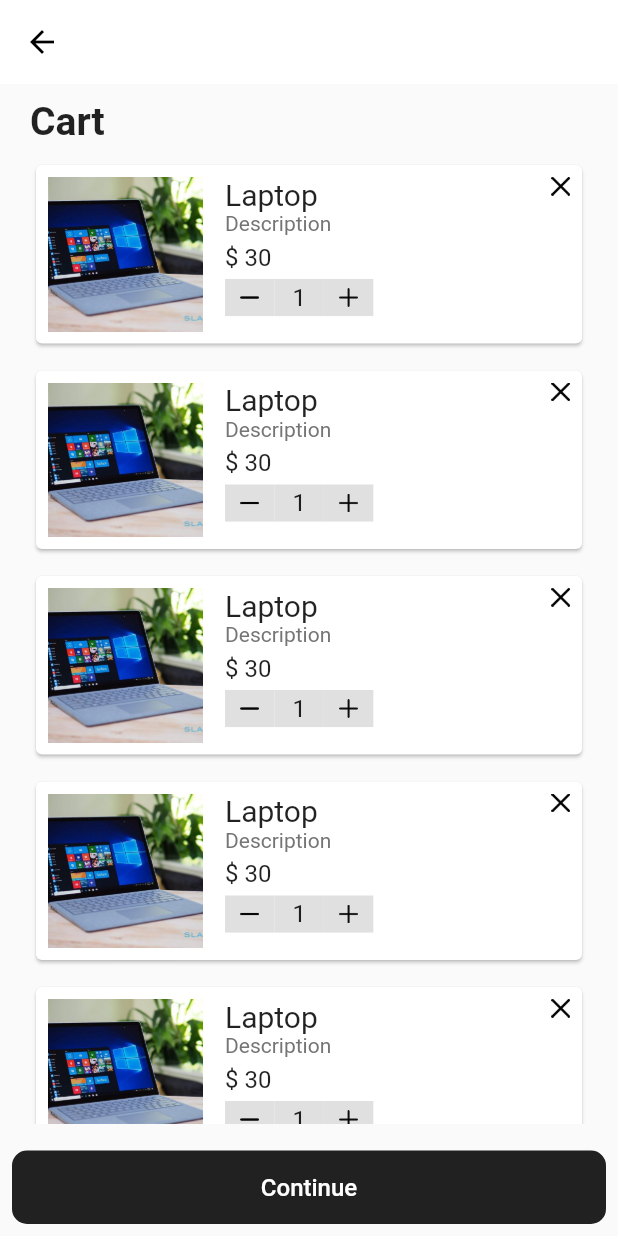
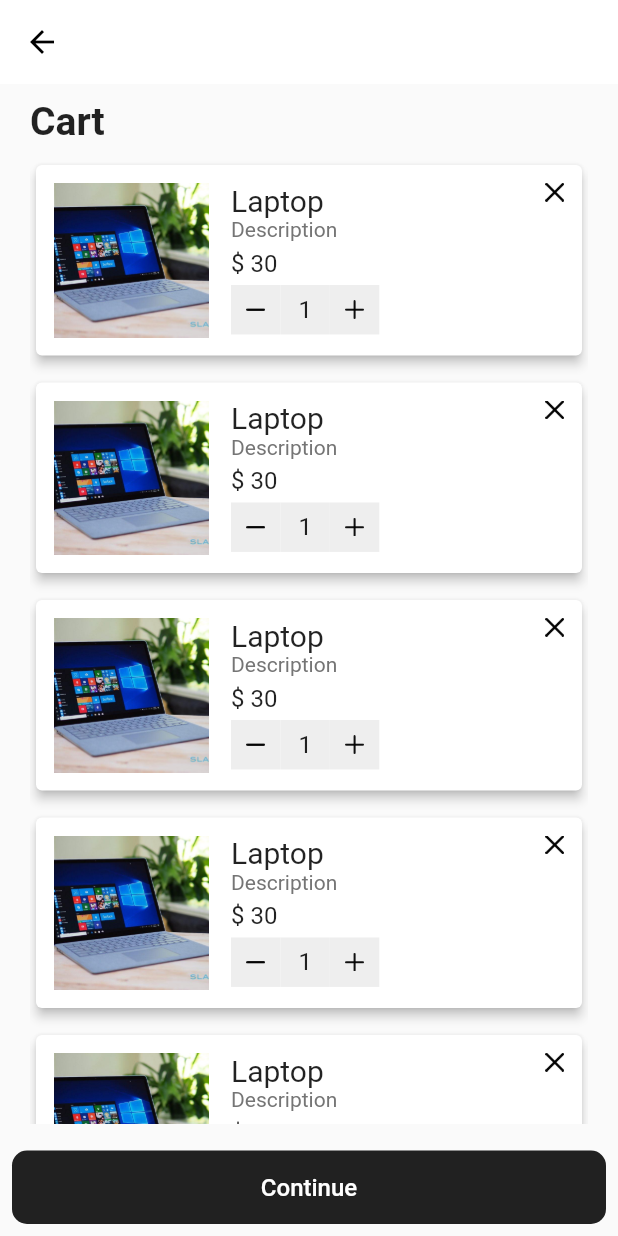
Before and after one commit to izaanjahangir/izaan-eshop-flutter, a Flutter app: the Cart screen opened by its route, on a phone screen of 412 x 824 dp. Run offline on Flutter 3.47's test engine with Material 2 defaults, Android fonts, the phone set to English and light mode, and no system bars.

Commit message:
UI improvement

```diff
--- a/lib/screens/cart/cart_actions.dart
+++ b/lib/screens/cart/cart_actions.dart
@@ -27,9 +27,9 @@ class CartActionLabel extends StatelessWidget {
     double width = MediaQuery.of(context).size.width;
 
     return Container(
-        color: Colors.grey[300],
+        color: Colors.grey[200],
         width: width * 0.08,
-        height: width * 0.06,
+        height: width * 0.08,
         child: Center(
             child: Text(
           label,
@@ -50,10 +50,10 @@ class CartActionButton extends StatelessWidget {
     return InkWell(
         onTap: () {},
         child: Ink(
-          color: Colors.grey[300],
+          color: Colors.grey[200],
           child: Container(
               width: width * 0.08,
-              height: width * 0.06,
+              height: width * 0.08,
               child: Center(
                 child: Image(
                   height: width * 0.03,
--- a/lib/screens/cart/cart_item.dart
+++ b/lib/screens/cart/cart_item.dart
@@ -9,8 +9,9 @@ class CartItem extends StatelessWidget {
     return Container(
         margin: EdgeInsets.only(bottom: 10),
         child: Card(
+            elevation: 3,
             child: Padding(
-          padding: const EdgeInsets.all(8.0),
+              padding: const EdgeInsets.all(12),
               child: Row(
                 crossAxisAlignment: CrossAxisAlignment.start,
                 children: [
@@ -35,7 +36,8 @@ class CartItem extends StatelessWidget {
                         Text(
                           "Description",
                           maxLines: 1,
-                      style: TextStyle(fontSize: 14, color: Colors.grey[600]),
+                          style:
+                              TextStyle(fontSize: 14, color: Colors.grey[600]),
                         ),
                         SizedBox(
                           height: 5,
```
Lines whose indentation alone changed are shown as unchanged.
